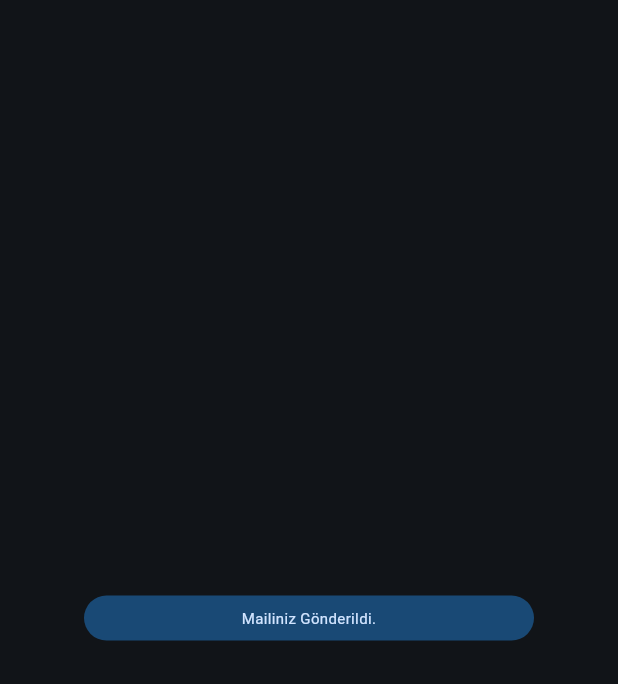
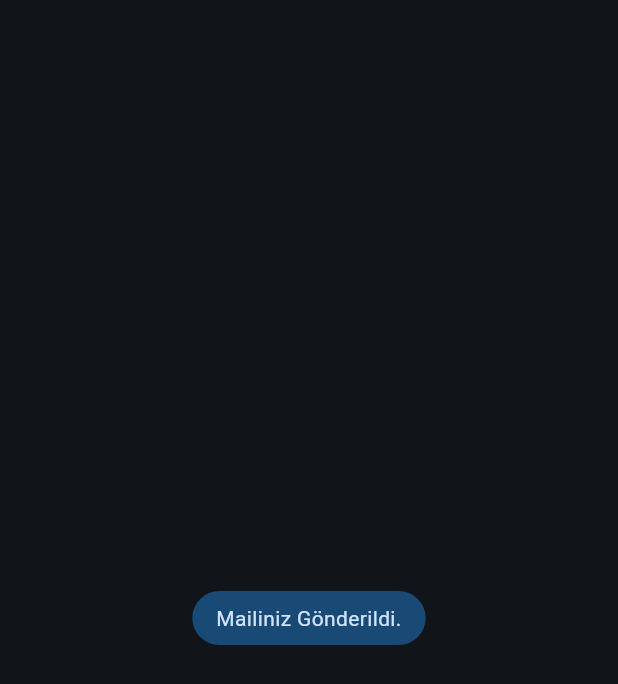
Before and after one commit to emirkalafat/emirklft, a Flutter app: the CustomNotification widget shown alone on an empty page, opened directly, on a phone screen of 412 x 824 dp. Shown: the top 684 px of the screen. Run offline on Flutter 3.47's test engine with Material 3 defaults, Android fonts, the light colour scheme and no system bars; our stand-ins replace cloud_firestore, email_validator, firebase_analytics, firebase_auth, firebase_core, firebase_storage and 14 more; missing offline and left inert: currency_picker, firebase_ui_auth, firebase_ui_oauth_google; accounts and stored records are empty; network calls fail; Roboto replaces fonts that are missing (Ubuntu).

Commit message:
utils fix

```diff
--- a/lib/core/theme.dart
+++ b/lib/core/theme.dart
@@ -1,4 +1,5 @@
 import 'package:blog_web_site/core/constants.dart';
+import 'package:flutter/foundation.dart';
 import 'package:flutter/material.dart';
 import 'package:flutter_riverpod/flutter_riverpod.dart';
 import 'package:google_fonts/google_fonts.dart';
@@ -49,7 +50,9 @@ class ThemeNotifier extends StateNotifier<ThemeData> {
       theme = prefs.getString('theme');
       colorSeed = prefs.getInt('colorSeed');
     } catch (e) {
-      print(e.toString());
+      if (kDebugMode) {
+        print(e.toString());
+      }
     } finally {
       theme ??= 'dark';
     }
--- a/lib/core/utils/custom_notification.dart
+++ b/lib/core/utils/custom_notification.dart
@@ -17,18 +17,17 @@ class CustomNotification extends StatelessWidget {
       color: Colors.transparent,
       child: Center(
         child: Container(
-          width: 300,
+          constraints: const BoxConstraints(maxWidth: 500),
           decoration: BoxDecoration(
             color: colorScheme.primaryContainer,
             borderRadius: const BorderRadius.all(Radius.circular(24)),
           ),
           child: Padding(
-            padding: const EdgeInsets.all(8.0),
+            padding: const EdgeInsets.symmetric(horizontal: 16.0, vertical: 8.0),
             child: Text(
               message,
               textAlign: TextAlign.center,
-              style: TextStyle(
-                  fontSize: 10, color: colorScheme.onPrimaryContainer),
+              style: TextStyle(color: colorScheme.onPrimaryContainer),
             ),
           ),
         ),
--- a/lib/core/utils.dart
+++ b/lib/core/utils/utils.dart
@@ -1,6 +1,6 @@
 import 'package:flutter/material.dart';
 import 'package:url_launcher/url_launcher.dart';
-import 'color_schemes.dart';
+import '../color_schemes.dart';
 
 class Utils {
   static final messengerKey = GlobalKey<ScaffoldMessengerState>();
--- a/lib/screens/blog/blog.dart
+++ b/lib/screens/blog/blog.dart
@@ -9,7 +9,7 @@ import 'package:scrollable_positioned_list/scrollable_positioned_list.dart';
 
 import 'package:blog_web_site/core/constants.dart';
 import 'package:blog_web_site/core/theme.dart';
-import 'package:blog_web_site/core/utils.dart';
+import 'package:blog_web_site/core/utils/utils.dart';
 import 'package:blog_web_site/services/firebase_storage/storage_controller.dart';
 import 'package:blog_web_site/widgets/blog/blog_title_widget.dart';
 import 'package:blog_web_site/widgets/delayed_widget.dart';
--- a/lib/screens/contact_with_me/contact.dart
+++ b/lib/screens/contact_with_me/contact.dart
@@ -8,7 +8,7 @@ import 'package:flutter/material.dart';
 import 'package:http/http.dart' as http;
 import 'package:top_snackbar_flutter/top_snack_bar.dart';
 
-import '../../core/utils.dart';
+import '../../core/utils/utils.dart';
 
 class ContactWithMe extends StatefulWidget {
   const ContactWithMe({super.key});
--- a/lib/screens/home/footer/landing_footer.dart
+++ b/lib/screens/home/footer/landing_footer.dart
@@ -5,7 +5,7 @@ import 'package:font_awesome_flutter/font_awesome_flutter.dart';
 
 import 'package:blog_web_site/core/constants.dart';
 
-import 'package:blog_web_site/core/utils.dart';
+import 'package:blog_web_site/core/utils/utils.dart';
 
 class LandingFooter extends StatelessWidget {
   const LandingFooter({
--- a/lib/screens/home/header/social media buttons/social_media_button.dart
+++ b/lib/screens/home/header/social media buttons/social_media_button.dart
@@ -2,7 +2,7 @@ import 'package:flutter/material.dart';
 
 import 'package:blog_web_site/widgets/delayed_widget.dart';
 import 'package:blog_web_site/widgets/animated_opacity_when_hovered.dart';
-import 'package:blog_web_site/core/utils.dart';
+import 'package:blog_web_site/core/utils/utils.dart';
 
 class SocialMediaButton extends StatelessWidget {
   final String url;
--- a/lib/screens/link_tree/link_tree.dart
+++ b/lib/screens/link_tree/link_tree.dart
@@ -1,6 +1,6 @@
 import 'package:blog_web_site/core/constants.dart';
 import 'package:blog_web_site/core/theme.dart';
-import 'package:blog_web_site/core/utils.dart';
+import 'package:blog_web_site/core/utils/utils.dart';
 import 'package:flutter/material.dart';
 import 'package:flutter_riverpod/flutter_riverpod.dart';
 import 'package:font_awesome_flutter/font_awesome_flutter.dart';
--- a/lib/screens/misc/yemek_tarifi_user_deletion.dart
+++ b/lib/screens/misc/yemek_tarifi_user_deletion.dart
@@ -1,5 +1,5 @@
 import 'package:blog_web_site/core/constants.dart';
-import 'package:blog_web_site/core/utils.dart';
+import 'package:blog_web_site/core/utils/utils.dart';
 import 'package:flutter/material.dart';
 
 class YemekTarifiUserDeletion extends StatelessWidget {
--- a/lib/screens/projects/projects_details.dart
+++ b/lib/screens/projects/projects_details.dart
@@ -6,7 +6,7 @@ import 'package:flutter/material.dart';
 import 'package:flutter_riverpod/flutter_riverpod.dart';
 import 'package:font_awesome_flutter/font_awesome_flutter.dart';
 
-import 'package:blog_web_site/core/utils.dart';
+import 'package:blog_web_site/core/utils/utils.dart';
 import 'package:blog_web_site/screens/projects/app_versions_card.dart';
 import 'package:blog_web_site/services/firestore/changelogs/changelogs_controller.dart';
 import 'package:blog_web_site/services/firestore/versions/versions_controller.dart';
--- a/lib/screens/recap/recap.dart
+++ b/lib/screens/recap/recap.dart
@@ -1,4 +1,3 @@
-import 'package:blog_web_site/core/utils.dart';
 import 'package:blog_web_site/core/utils/center_error.dart';
 import 'package:blog_web_site/screens/recap/widgets/year_month_timeline.dart';
 import 'package:flutter/material.dart';
--- a/lib/services/firebase_storage/storage_controller.dart
+++ b/lib/services/firebase_storage/storage_controller.dart
@@ -1,5 +1,5 @@
 import 'package:blog_web_site/services/firebase_storage/storage_repository.dart';
-import 'package:blog_web_site/core/utils.dart';
+import 'package:blog_web_site/core/utils/utils.dart';
 import 'package:firebase_storage/firebase_storage.dart';
 import 'package:flutter_riverpod/flutter_riverpod.dart';
 
--- a/lib/widgets/external_link_button.dart
+++ b/lib/widgets/external_link_button.dart
@@ -1,4 +1,4 @@
-import 'package:blog_web_site/core/utils.dart';
+import 'package:blog_web_site/core/utils/utils.dart';
 import 'package:flutter/material.dart';
 
 class ExternalLinkButton extends StatelessWidget {
```
Also changed, not shown: lib/screens/home/footer/home_funcs_section.dart (+0 -12 lines).
